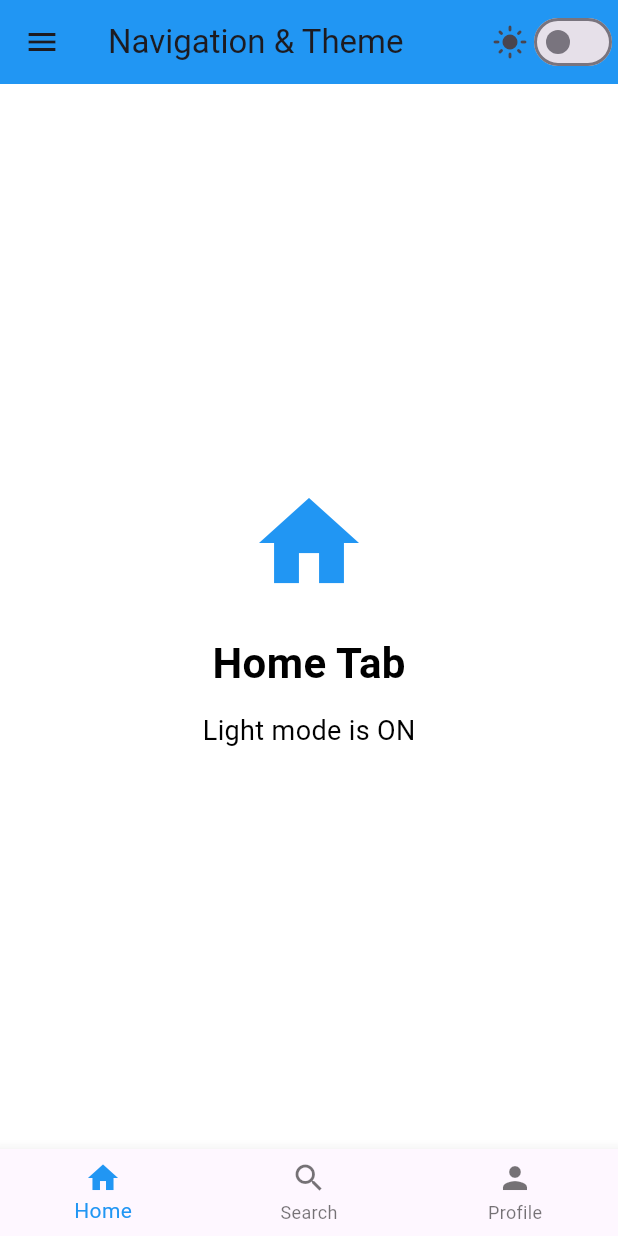
After one commit to divyanshu12413005/Flutter, a Flutter app: the screen it shows after launch, after a tap on "Open Navigation Examples", on a phone screen of 412 x 824 dp. The commit adds this screen. Run offline on Flutter 3.47's test engine with Material 3 defaults, Android fonts, the light colour scheme and no system bars.

Commit message:
Add navigation and theme examples

```diff
--- a/flutter widgets topics/lib/screens/home/home_screen.dart
+++ b/flutter widgets topics/lib/screens/home/home_screen.dart
@@ -3,6 +3,7 @@ import 'package:flutter/material.dart';
 import 'button_screen.dart';
 import 'form_screen.dart';
 import 'image_screen.dart';
+import 'navigation_screen.dart';
 import 'text_screen.dart';
 
 class HomeScreen extends StatelessWidget {
@@ -78,6 +79,18 @@ class HomeScreen extends StatelessWidget {
               },
               child: const Text('Open Form Examples'),
             ),
+            const SizedBox(height: 20),
+            ElevatedButton(
+              onPressed: () {
+                Navigator.push(
+                  context,
+                  MaterialPageRoute(
+                    builder: (context) => const NavigationScreen(),
+                  ),
+                );
+              },
+              child: const Text('Open Navigation Examples'),
+            ),
             const SizedBox(height: 24),
             const Text(
               'Choose a topic to view examples.',
--- /dev/null
+++ b/flutter widgets topics/lib/screens/home/navigation_screen.dart
@@ -0,0 +1,163 @@
+import 'package:flutter/material.dart';
+
+class NavigationScreen extends StatefulWidget {
+  const NavigationScreen({super.key});
+
+  @override
+  State<NavigationScreen> createState() => _NavigationScreenState();
+}
+
+class _NavigationScreenState extends State<NavigationScreen> {
+  int selectedIndex = 0;
+  bool isDarkMode = false;
+
+  final List<String> pageTitles = [
+    'Home Tab',
+    'Search Tab',
+    'Profile Tab',
+  ];
+
+  final List<IconData> pageIcons = [
+    Icons.home,
+    Icons.search,
+    Icons.person,
+  ];
+
+  void changeTab(int index) {
+    setState(() {
+      selectedIndex = index;
+    });
+  }
+
+  void changeTheme(bool value) {
+    setState(() {
+      isDarkMode = value;
+    });
+  }
+
+  void openDrawerPage(String title, IconData icon) {
+    Navigator.pop(context);
+
+    ScaffoldMessenger.of(context).showSnackBar(
+      SnackBar(
+        content: Row(
+          children: [
+            Icon(icon, color: Colors.white),
+            const SizedBox(width: 12),
+            Text('$title menu clicked'),
+          ],
+        ),
+      ),
+    );
+  }
+
+  @override
+  Widget build(BuildContext context) {
+    final backgroundColor = isDarkMode ? Colors.black : Colors.white;
+    final textColor = isDarkMode ? Colors.white : Colors.black;
+
+    return Scaffold(
+      backgroundColor: backgroundColor,
+      appBar: AppBar(
+        title: const Text('Navigation & Theme'),
+        backgroundColor: isDarkMode ? Colors.grey.shade900 : Colors.blue,
+        actions: [
+          Icon(isDarkMode ? Icons.dark_mode : Icons.light_mode),
+          Switch(
+            value: isDarkMode,
+            onChanged: changeTheme,
+          ),
+        ],
+      ),
+      drawer: Drawer(
+        child: ListView(
+          padding: EdgeInsets.zero,
+          children: [
+            DrawerHeader(
+              decoration: BoxDecoration(
+                color: isDarkMode ? Colors.grey.shade900 : Colors.blue,
+              ),
+              child: const Text(
+                'Menu Drawer',
+                style: TextStyle(
+                  color: Colors.white,
+                  fontSize: 24,
+                  fontWeight: FontWeight.bold,
+                ),
+              ),
+            ),
+            ListTile(
+              leading: const Icon(Icons.home),
+              title: const Text('Home'),
+              onTap: () {
+                openDrawerPage('Home', Icons.home);
+              },
+            ),
+            ListTile(
+              leading: const Icon(Icons.settings),
+              title: const Text('Settings'),
+              onTap: () {
+                openDrawerPage('Settings', Icons.settings);
+              },
+            ),
+            ListTile(
+              leading: const Icon(Icons.info),
+              title: const Text('About'),
+              onTap: () {
+                openDrawerPage('About', Icons.info);
+              },
+            ),
+          ],
+        ),
+      ),
+      body: Center(
+        child: Column(
+          mainAxisAlignment: MainAxisAlignment.center,
+          children: [
+            Icon(
+              pageIcons[selectedIndex],
+              size: 80,
+              color: isDarkMode ? Colors.amber : Colors.blue,
+            ),
+            const SizedBox(height: 20),
+            Text(
+              pageTitles[selectedIndex],
+              style: TextStyle(
+                fontSize: 28,
+                fontWeight: FontWeight.bold,
+                color: textColor,
+              ),
+            ),
+            const SizedBox(height: 12),
+            Text(
+              isDarkMode ? 'Dark mode is ON' : 'Light mode is ON',
+              style: TextStyle(
+                fontSize: 18,
+                color: textColor,
+              ),
+            ),
+          ],
+        ),
+      ),
+      bottomNavigationBar: BottomNavigationBar(
+        currentIndex: selectedIndex,
+        onTap: changeTab,
+        selectedItemColor: isDarkMode ? Colors.amber : Colors.blue,
+        items: const [
+          BottomNavigationBarItem(
+            icon: Icon(Icons.home),
+            label: 'Home',
+          ),
+          BottomNavigationBarItem(
+            icon: Icon(Icons.search),
+            label: 'Search',
+          ),
+          BottomNavigationBarItem(
+            icon: Icon(Icons.person),
+            label: 'Profile',
+          ),
+        ],
+      ),
+    );
+  }
+}
```
Also changed, not shown: 1 other file.
